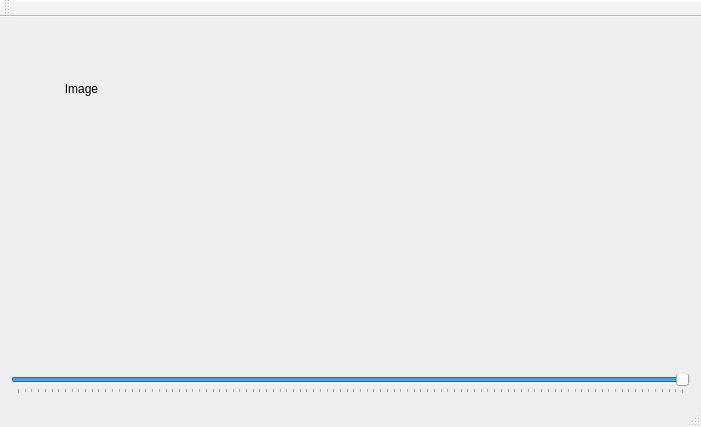
Qt form Projet_Catakoi/mainwindow.ui (arnaudricaud/ProjetBM) before a commit.
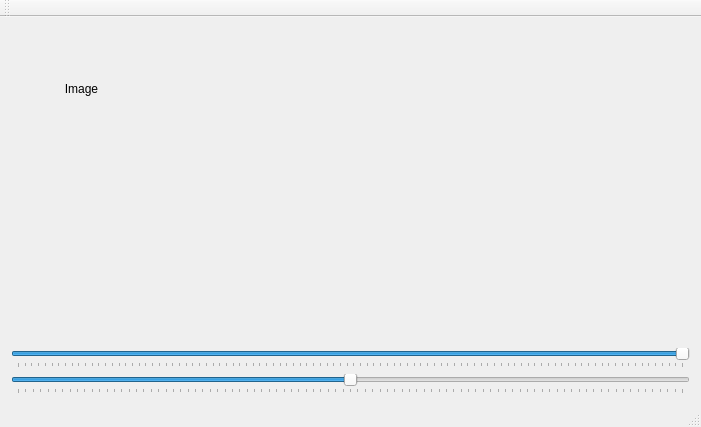
The same form after that commit. Custom widgets are drawn as their Qt base class.

Commit message: Catapulte OK!

Patch:
```diff
--- a/Projet_Catakoi/mainwindow.ui
+++ b/Projet_Catakoi/mainwindow.ui
@@ -78,6 +78,25 @@
           </property>
          </widget>
         </item>
+        <item>
+         <widget class="QSlider" name="SliderAngleCatapulte">
+          <property name="minimum">
+           <number>-45</number>
+          </property>
+          <property name="maximum">
+           <number>45</number>
+          </property>
+          <property name="orientation">
+           <enum>Qt::Horizontal</enum>
+          </property>
+          <property name="tickPosition">
+           <enum>QSlider::TicksBelow</enum>
+          </property>
+          <property name="tickInterval">
+           <number>1</number>
+          </property>
+         </widget>
+        </item>
        </layout>
       </item>
      </layout>
```
Left out of the diff: 21 changed lines with no effect on the pictures. The commit also changes 5 other files.
